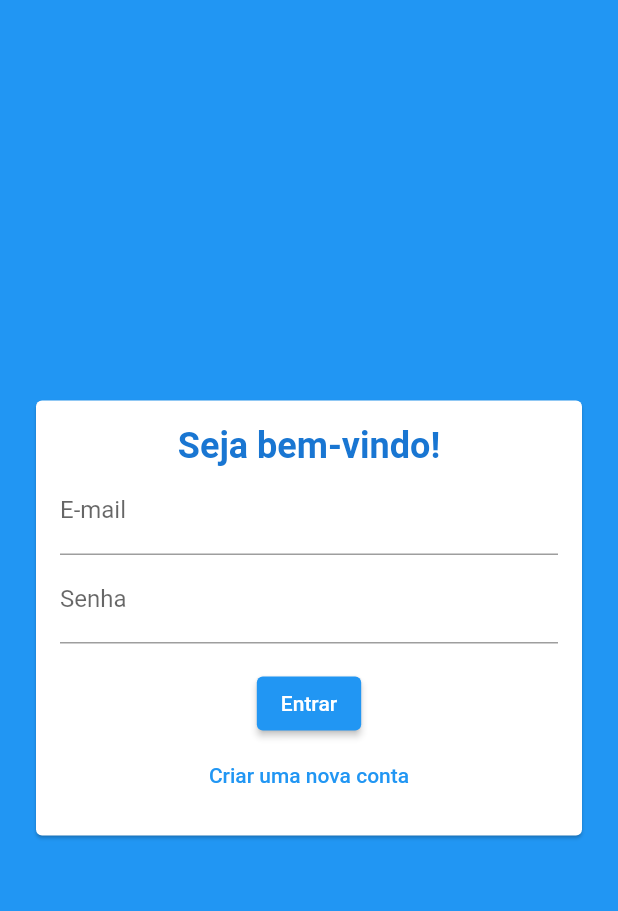
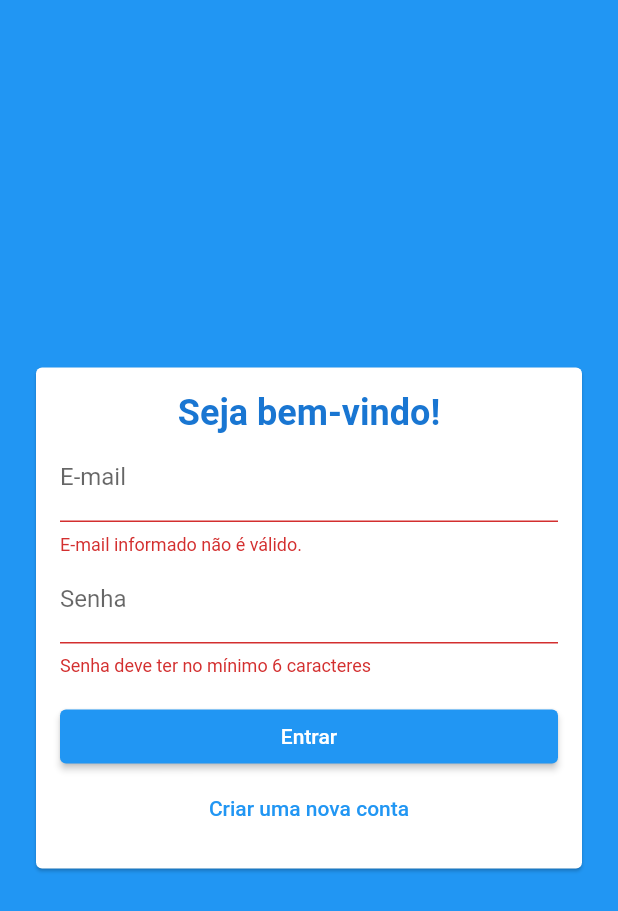
Before and after one commit to GilsonSantosUX/chat-ufms, a Flutter app: the AuthPage screen opened directly, after a tap on "Entrar", on a phone screen of 412 x 824 dp. Shown: the top 911 px of the screen. Run offline on Flutter 3.47's test engine with Material 2 defaults, Android fonts, the phone set to English and light mode, and no system bars; our stand-ins replace image_picker; accounts and stored records are empty.

Commit message:
Auth implementation

```diff
--- a/lib/components/auth_form.dart
+++ b/lib/components/auth_form.dart
@@ -1,9 +1,17 @@
-import 'package:chat/model/auth_form_data.dart';
+import 'dart:io';
+
+import 'package:chat/components/user_image_picker.dart';
+import 'package:chat/core/model/auth_form_data.dart';
 import 'package:flutter/cupertino.dart';
 import 'package:flutter/material.dart';
 
 class AuthForm extends StatefulWidget {
-  const AuthForm({Key? key}) : super(key: key);
+  final void Function(AuthFormData) onSubmit;
+
+  const AuthForm({
+    Key? key,
+    required this.onSubmit,
+  }) : super(key: key);
 
   @override
   State<AuthForm> createState() => _AuthFormState();
@@ -13,33 +21,66 @@ class _AuthFormState extends State<AuthForm> {
   final _formKey = GlobalKey<FormState>();
   final _formData = AuthFormData();
 
-  void _submit() {
+  void _handleImagePick(File image) {
+    _formData.image = image;
+  }
+
+  void _showError(String message) {
+    ScaffoldMessenger.of(context).showSnackBar(
+      SnackBar(
+        content: Row(crossAxisAlignment: CrossAxisAlignment.center, children: [
+          Icon(
+            Icons.warning_amber_rounded,
+            color: Colors.white,
+            size: 24.0,
+            semanticLabel: message,
+          ),
+          SizedBox(
+            width: 8,
+          ),
+          Text(message),
+        ]),
+        backgroundColor: Theme.of(context).errorColor,
+      ),
+    );
+  }
+
+  _submit() {
     final isValid = _formKey.currentState?.validate() ?? false;
     if (!isValid) return;
+
+    if (_formData.image == null && _formData.isSignup) {
+      return _showError("Imagem não selecionada!");
+    }
+
+    widget.onSubmit(_formData);
   }
 
   @override
   Widget build(BuildContext context) {
     return Card(
-        margin: EdgeInsets.all(24),
+        margin: const EdgeInsets.all(24),
         child: Padding(
           padding: const EdgeInsets.all(16),
           child: Form(
+            key: _formKey,
             child: Column(
               children: [
                 Text(
-                  _formData.isLogin ? 'Seja bem-vindo!' : 'Realizar cadastro!',
+                  _formData.isLogin ? 'Seja bem-vindo!' : '',
                   style: TextStyle(
                       fontSize: 24,
                       fontWeight: FontWeight.w600,
                       color: Theme.of(context).primaryColorDark),
                 ),
                 if (_formData.isSignup)
+                  UserImagePicker(onImagePick: _handleImagePick),
+                if (_formData.isSignup)
                   TextFormField(
-                    key: ValueKey('name'),
+                    key: const ValueKey('name'),
                     initialValue: _formData.name,
                     onChanged: (name) => _formData.name = name,
-                    decoration: InputDecoration(labelText: 'Nome'),
+                    decoration: const InputDecoration(labelText: 'Nome'),
                     validator: (_name) {
                       final name = _name ?? '';
                       if (name.trim().length < 5) {
@@ -49,24 +90,24 @@ class _AuthFormState extends State<AuthForm> {
                     },
                   ),
                 TextFormField(
-                  key: ValueKey('email'),
+                  key: const ValueKey('email'),
                   initialValue: _formData.email,
                   onChanged: (email) => _formData.email = email,
-                  decoration: InputDecoration(labelText: 'E-mail'),
+                  decoration: const InputDecoration(labelText: 'E-mail'),
                   validator: (_email) {
                     final email = _email ?? '';
-                    if (email.contains('@')) {
+                    if (!email.contains('@')) {
                       return 'E-mail informado não é válido.';
                     }
                     return null;
                   },
                 ),
                 TextFormField(
-                  key: ValueKey('password'),
+                  key: const ValueKey('password'),
                   obscureText: true,
                   initialValue: _formData.password,
                   onChanged: (password) => _formData.password = password,
-                  decoration: InputDecoration(labelText: 'Senha'),
+                  decoration: const InputDecoration(labelText: 'Senha'),
                   validator: (_password) {
                     final password = _password ?? '';
                     if (password.trim().length < 6) {
@@ -75,9 +116,13 @@ class _AuthFormState extends State<AuthForm> {
                     return null;
                   },
                 ),
-                SizedBox(
+                const SizedBox(
                   height: 16,
                 ),
+                Column(
+                  crossAxisAlignment: CrossAxisAlignment.stretch,
+                  mainAxisSize: MainAxisSize.max,
+                  children: [
                     ElevatedButton(
                       onPressed: _submit,
                       child: Text(_formData.isLogin ? 'Entrar' : 'Cadastrar'),
@@ -94,6 +139,8 @@ class _AuthFormState extends State<AuthForm> {
                     )
                   ],
                 ),
+              ],
+            ),
           ),
         ));
   }
--- a/lib/model/auth_form_data.dart
+++ b/lib/core/model/auth_form_data.dart
@@ -1,3 +1,4 @@
+// ignore_for_file: constant_identifier_names
 import 'dart:io';
 
 enum AuthMode { Signup, Login }
--- /dev/null
+++ b/lib/core/model/chat_user.dart
@@ -0,0 +1,13 @@
+class ChatUser {
+  final String id;
+  final String name;
+  final String email;
+  final String imageURL;
+
+  const ChatUser({
+    required this.id,
+    required this.name,
+    required this.email,
+    required this.imageURL,
+  });
+}
--- /dev/null
+++ b/lib/core/services/auth/auth_mock_service.dart
@@ -0,0 +1,60 @@
+import 'dart:async';
+import 'dart:math';
+
+import 'package:chat/core/model/chat_user.dart';
+import 'dart:io';
+
+import 'package:chat/core/services/auth/auth_service.dart';
+
+class AuthMockService implements AuthService {
+  static final _defaultUser = ChatUser(
+      id: '1',
+      name: 'CHAT UFMS',
+      email: 'admin@ufms.br',
+      imageURL: 'assets/images/avatar.png');
+
+  static Map<String, ChatUser> _users = {
+    _defaultUser.email: _defaultUser,
+  };
+  static ChatUser? _currentUser;
+  static MultiStreamController<ChatUser?>? _controller;
+  static final _userStream = Stream<ChatUser?>.multi((controller) {
+    _controller = controller;
+    _updateUser(_defaultUser);
+  });
+
+  ChatUser? get currentUser {
+    return _currentUser;
+  }
+
+  @override
+  Future<void> login(String email, String password) async {
+    _updateUser(_users[email]);
+  }
+
+  @override
+  Future<void> logout() async {
+    _updateUser(null);
+  }
+
+  @override
+  Future<void> signup(
+      String name, String email, String password, File? image) async {
+    final newUser = ChatUser(
+        id: Random().nextDouble().toString(),
+        name: name,
+        email: email,
+        imageURL: image?.path ?? 'assets/images/avatar.png');
+    _users.putIfAbsent(email, () => newUser);
+    _updateUser(newUser);
+  }
+
+  Stream<ChatUser?> get userChanges {
+    return _userStream;
+  }
+
+  static void _updateUser(ChatUser? user) {
+    _currentUser = user;
+    _controller?.add(_currentUser);
+  }
+}
--- /dev/null
+++ b/lib/core/services/auth/auth_service.dart
@@ -0,0 +1,18 @@
+import 'dart:io';
+import 'package:chat/core/model/chat_user.dart';
+import 'package:chat/core/services/auth/auth_mock_service.dart';
+
+abstract class AuthService {
+  ChatUser? get currentUser;
+
+  Stream<ChatUser?> get userChanges;
+
+  Future<void> signup(String nome, String email, String password, File? image);
+  Future<void> login(String email, String password);
+  Future<void> logout();
+
+  factory AuthService() {
+    return AuthMockService();
+    // return AtuhFirebaseService();
+  }
+}
--- a/lib/main.dart
+++ b/lib/main.dart
@@ -1,6 +1,5 @@
+import 'package:chat/pages/auth_or_app_page.dart';
 import 'package:flutter/material.dart';
-
-import 'pages/auth_page.dart';
 
 void main() {
   runApp(const MyApp());
@@ -16,7 +15,7 @@ class MyApp extends StatelessWidget {
       theme: ThemeData(
         primarySwatch: Colors.blue,
       ),
-      home: AuthPage(),
+      home: const AuthOrAppPage(),
       debugShowCheckedModeBanner: false,
     );
   }
--- a/lib/pages/auth_page.dart
+++ b/lib/pages/auth_page.dart
@@ -1,18 +1,59 @@
 import 'package:chat/components/auth_form.dart';
+import 'package:chat/core/model/auth_form_data.dart';
+import 'package:chat/core/services/auth/auth_mock_service.dart';
+import 'package:chat/core/services/auth/auth_service.dart';
 import 'package:flutter/cupertino.dart';
 import 'package:flutter/material.dart';
 
-class AuthPage extends StatelessWidget {
+class AuthPage extends StatefulWidget {
   const AuthPage({Key? key}) : super(key: key);
+
+  @override
+  State<AuthPage> createState() => _AuthPageState();
+}
+
+class _AuthPageState extends State<AuthPage> {
+  bool _isLoading = false;
+  Future<void> _handleSubmit(AuthFormData formData) async {
+    try {
+      setState(() => _isLoading = true);
+      if (formData.isLogin) {
+        await AuthService().login(
+          formData.email,
+          formData.password,
+        );
+      } else {
+        await AuthService().signup(
+            formData.name, formData.email, formData.password, formData.image);
+      }
+    } catch (error) {
+      // Tratar erro
+    } finally {
+      setState(() => _isLoading = false);
+    }
+  }
 
   @override
   Widget build(BuildContext context) {
     return Scaffold(
         backgroundColor: Theme.of(context).primaryColor,
-        body: Center(
-          child: SingleChildScrollView(
-            child: AuthForm(),
-          ),
+        // ignore: prefer_const_constructors
+        body: Stack(
+          children: [
+            Center(
+              child: SingleChildScrollView(
+                  child: AuthForm(onSubmit: _handleSubmit)),
+            ),
+            if (_isLoading)
+              Container(
+                decoration: BoxDecoration(
+                  color: Color.fromRGBO(0, 0, 0, 0.5),
+                ),
+                child: Center(
+                  child: CircularProgressIndicator(),
+                ),
+              )
+          ],
         ));
   }
 }
--- a/lib/pages/loading_page.dart
+++ b/lib/pages/loading_page.dart
@@ -11,11 +11,10 @@ class LoadingPage extends StatelessWidget {
           child: Column(
             mainAxisAlignment: MainAxisAlignment.center,
             children: [
-              // RefreshProgressIndicator(),
-              CircularProgressIndicator(
+              const CircularProgressIndicator(
                 backgroundColor: Colors.white,
               ),
-              SizedBox(
+              const SizedBox(
                 height: 16,
               ),
               Text(
```
Also changed, not shown: lib/components/user_image_picker.dart (added, +65 -0 lines), lib/pages/auth_or_app_page.dart (added, +26 -0 lines), lib/pages/chat_page.dart (added, +26 -0 lines), pubspec.yaml (+4 -3 lines), assets/images/avatar.png (added), 3 other files. Lines whose indentation alone changed are shown as unchanged.
